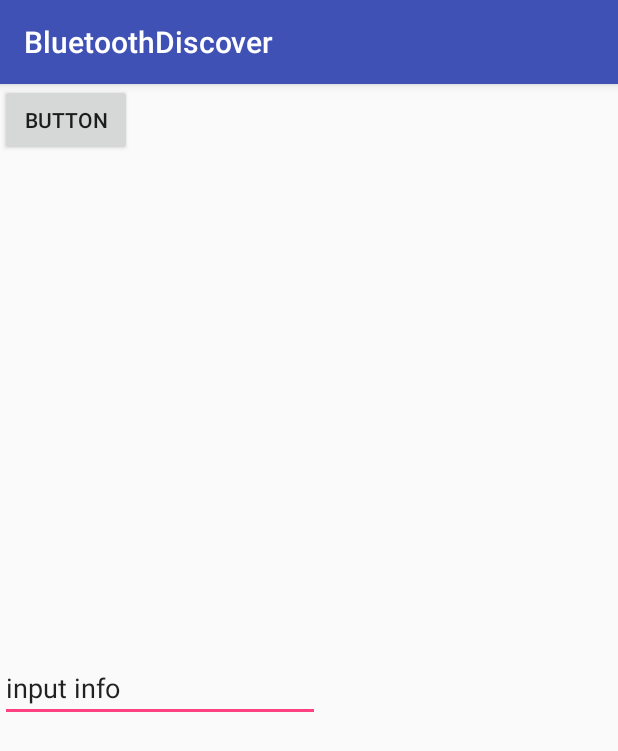
After one commit to sezakilab/Crowd-Detection, an Android app: the Report screen opened directly, with no data from a screen before it, on a phone screen of 412 x 824 dp. The commit adds this screen. Shown: the top 751 px of the screen. Run offline under Robolectric (Android 15) with nearby library versions, the phone set to English and light mode, and no system bars.

Commit message:
photo and user management

```diff
--- a/BluetoothDiscover/app/src/main/AndroidManifest.xml
+++ b/BluetoothDiscover/app/src/main/AndroidManifest.xml
@@ -12,6 +12,8 @@
     <uses-permission android:name="android.permission.CHANGE_WIFI_MULTICAST_STATE_STATE" />
     <uses-permission android:name="android.permission.INTERNET" />
 
+    <uses-permission android:name="android.permission.WRITE_EXTERNAL_STORAGE"/>
+
     <application
         android:allowBackup="true"
         android:icon="@mipmap/ic_launcher"
@@ -20,6 +22,7 @@
         android:supportsRtl="true"
         android:theme="@style/AppTheme"
         android:usesCleartextTraffic="true">
+        <activity android:name=".Report"></activity>
         <activity android:name=".MapBoxActivity" />
         <activity android:name=".Login">
             <intent-filter>
@@ -29,7 +32,7 @@
             </intent-filter>
         </activity>
         <activity android:name=".Register" />
-        <activity android:name=".Check"></activity>
+        <activity android:name=".Check" />
     </application>
 
 </manifest>
--- a/BluetoothDiscover/app/src/main/java/com/scw/bluetoothdiscover/HttpRequest.java
+++ b/BluetoothDiscover/app/src/main/java/com/scw/bluetoothdiscover/HttpRequest.java
@@ -14,7 +14,10 @@ import java.text.ParseException;
 import java.text.SimpleDateFormat;
 import java.util.Date;
 
+import okhttp3.Call;
+import okhttp3.Callback;
 import okhttp3.MediaType;
+import okhttp3.MultipartBody;
 import okhttp3.OkHttpClient;
 import okhttp3.Request;
 import okhttp3.RequestBody;
@@ -28,7 +31,7 @@ public class HttpRequest {
     OkHttpClient client;
     SimpleDateFormat simpleDateFormat = new SimpleDateFormat("yyyy-MM-dd HH:mm:ss");
     private Location userLocation;
-    String serverResponse = "";
+    static String serverResponse = "";
     String time = "2019-01-25 12:05:00";
 
     public HttpRequest(Context context, String url) {
@@ -80,8 +83,22 @@ public class HttpRequest {
 
 
         // Set HTTP
-
+        /*
+        Thread thread = new Thread(new Runnable() {
+            @Override
+            public void run() {
+                sendData("/post_data", JSON, jsonData);
+            }
+        });
+        thread.start();
+        try {
+            thread.join();
+        } catch (InterruptedException e) {
+            e.printStackTrace();
+        }
+        */
         return sendData("/post_data", JSON, jsonData);
+        //return serverResponse;
     }
 
     // Login
@@ -100,8 +117,21 @@ public class HttpRequest {
             Log.d("OKHTTP3", "JSON EXCEPTION");
             e.printStackTrace();
         }
-        sendData("/login", JSON, jsonData);
-        return serverResponse;
+
+        Thread thread = new Thread(new Runnable() {
+            @Override
+            public void run() {
+                sendData("/login", JSON, jsonData);
+            }
+        });
+        thread.start();
+        try {
+            thread.join();
+        } catch (InterruptedException e) {
+            e.printStackTrace();
+        }
+        //return serverResponse;
+        return sendData("/login", JSON, jsonData);
 
 
     }
@@ -110,7 +140,7 @@ public class HttpRequest {
     //  Register
     public String doPostRegister(String username, String password, String email) {
         // Perpare response checking
-        String serverResponse = "nothing";
+        //String serverResponse = "nothing";
 
         // Generate JSON
         MediaType JSON = MediaType.parse("application/json; charset=utf-8");
@@ -188,16 +218,63 @@ public class HttpRequest {
         }
         */
         // Test
+        /*
+        Thread thread = new Thread(new Runnable() {
+            @Override
+            public void run() {
+                sendData("/post_query", JSON, jsonData);
+            }
+        });
+        thread.start();
+        try {
+            thread.join();
+        } catch (InterruptedException e) {
+            e.printStackTrace();
+        }
+        */
+        //return serverResponse;
+        return sendData("/post_query", JSON, jsonData);
+        //return sendData("/post_query", JSON, jsonData);
+    }
 
-        return sendData("/post_query", JSON, jsonData);
+    void sendPhoto(byte[] photoArray, String message) {
+        RequestBody body = new MultipartBody.Builder().setType(MultipartBody.FORM)
+                //.addFormDataPart("photo", path.getName(),RequestBody.create(MediaType.parse("application/vnd.openxmlformats-officedocument.spreadsheetml.sheet"),path))
+                .addFormDataPart("photo", "photo.png", RequestBody.create(MediaType.parse("image/png"), photoArray))
+                .addFormDataPart("infomessage", message)
+                .build();
+
+        Request request = new Request.Builder()
+                .url(mUrl + "/post_photo")
+                .post(body)
+                .build();
+        Call call = client.newCall(request);
+        call.enqueue(new Callback() {
+            @Override
+            public void onFailure(Call call, IOException e) {
+                e.printStackTrace();
+            }
+
+            @Override
+            public void onResponse(Call call, Response response) throws IOException {
+                if (response.isSuccessful()) {
+                    serverResponse = response.body().string();
+                    System.out.println("Test response " + serverResponse);
+                } else {
+                    serverResponse = "Test web fail";
+                    System.out.println("Test web fail");
+                }
+            }
+        });
     }
 
     private String sendData(String urlGoal, MediaType JSON, JSONObject jsonData) {
-        RequestBody body = RequestBody.create(JSON, jsonData.toString());
+        //RequestBody body = RequestBody.create(JSON, jsonData.toString());
         Request request = new Request.Builder()
                 .url(mUrl + urlGoal)
-                .post(body)
+                .post(RequestBody.create(JSON, jsonData.toString()))
                 .build();
+
         try {
             //System.out.println("Test " + jsonData.toString());
             Response response = client.newCall(request).execute();
@@ -205,12 +282,33 @@ public class HttpRequest {
                 serverResponse = response.body().string();
                 System.out.println("Test response " + serverResponse);
             } else {
-                serverResponse="Test web fail";
+                serverResponse = "Test web fail";
                 System.out.println("Test web fail");
             }
         } catch (IOException e) {
             e.printStackTrace();
         }
+
+        /*
+        Call call = client.newCall(request);
+        call.enqueue(new Callback() {
+            @Override
+            public void onFailure(Call call, IOException e) {
+                e.printStackTrace();
+            }
+
+            @Override
+            public void onResponse(Call call, Response response) throws IOException {
+                if (response.isSuccessful()) {
+                    serverResponse = response.body().string();
+                    System.out.println("Test response " + serverResponse);
+                } else {
+                    serverResponse = "Test web fail";
+                    System.out.println("Test web fail");
+                }
+            }
+        });
+        */
         return serverResponse;
 
     }
--- /dev/null
+++ b/BluetoothDiscover/app/src/main/java/com/scw/bluetoothdiscover/Report.java
@@ -0,0 +1,74 @@
+package com.scw.bluetoothdiscover;
+
+import android.content.Intent;
+import android.graphics.Bitmap;
+import android.graphics.BitmapFactory;
+import android.net.Uri;
+import android.os.Build;
+import android.provider.MediaStore;
+import android.support.annotation.Nullable;
+import android.support.v4.content.FileProvider;
+import android.support.v7.app.AppCompatActivity;
+import android.os.Bundle;
+import android.view.View;
+import android.widget.Button;
+import android.widget.EditText;
+import android.widget.ImageView;
+
+import java.io.ByteArrayOutputStream;
+import java.io.File;
+import java.io.FileNotFoundException;
+import java.io.FileOutputStream;
+import java.io.IOException;
+
+public class Report extends AppCompatActivity {
+    private static String ipAddress;
+
+    private static final int TAKE_PHOTO = 1;
+    private ImageView picture;
+    private Uri ImageUri;
+    private Button takePhoto;
+    private EditText message;
+    HttpRequest httpRequest;
+
+
+    @Override
+    protected void onCreate(Bundle savedInstanceState) {
+        super.onCreate(savedInstanceState);
+        setContentView(R.layout.activity_report);
+        Intent intent = getIntent();
+
+        ipAddress = intent.getStringExtra("ipAddress");
+        httpRequest = new HttpRequest(this, ipAddress);
+        message = (EditText) findViewById(R.id.message);
+        picture = (ImageView) findViewById(R.id.picture);
+        takePhoto = (Button) findViewById(R.id.takephoto);
+        takePhoto.setOnClickListener(new View.OnClickListener() {
+            @Override
+            public void onClick(View v) {
+
+                //启动相机程序
+                Intent intent = new Intent(android.provider.MediaStore.ACTION_IMAGE_CAPTURE);
+                //intent.putExtra(MediaStore.EXTRA_OUTPUT, ImageUri);
+                //startActivityForResult(intent, TAKE_PHOTO);
+                startActivityForResult(intent, TAKE_PHOTO);
+            }
+        });
+
+
+    }
+
+    @Override
+    protected void onActivityResult(int requestCode, int resultCode, Intent data) {
+        if (requestCode == TAKE_PHOTO && resultCode == RESULT_OK) {
+            Bitmap photo = (Bitmap) data.getExtras().get("data");
+            picture.setImageBitmap(photo);
+            ByteArrayOutputStream out = new ByteArrayOutputStream();
+            photo.compress(Bitmap.CompressFormat.PNG, 100, out);
+            byte[] outArray = out.toByteArray();
+            httpRequest.sendPhoto(outArray, message.getText().toString());
+        }
+    }
+
+
+}
--- a/BluetoothDiscover/app/src/main/res/layout/activity_login.xml
+++ b/BluetoothDiscover/app/src/main/res/layout/activity_login.xml
@@ -116,7 +116,7 @@
         android:ems="10"
         android:hint="ip address"
         android:inputType="textPersonName"
-        android:text="http://192.168.0.10:5000"
+        android:text="http://192.168.0.7:5000"
         app:layout_constraintTop_toBottomOf="@+id/passwordInput"
         tools:layout_editor_absoluteX="12dp" />
 </android.support.constraint.ConstraintLayout>
--- /dev/null
+++ b/BluetoothDiscover/app/src/main/res/layout/activity_report.xml
@@ -0,0 +1,35 @@
+<?xml version="1.0" encoding="utf-8"?>
+<android.support.constraint.ConstraintLayout xmlns:android="http://schemas.android.com/apk/res/android"
+    xmlns:app="http://schemas.android.com/apk/res-auto"
+    xmlns:tools="http://schemas.android.com/tools"
+    android:layout_width="match_parent"
+    android:layout_height="match_parent"
+    tools:context=".Report">
+
+    <Button
+        android:id="@+id/takephoto"
+        android:layout_width="wrap_content"
+        android:layout_height="wrap_content"
+        android:text="Button"
+        tools:layout_editor_absoluteX="32dp"
+        tools:layout_editor_absoluteY="92dp" />
+
+    <ImageView
+        android:id="@+id/picture"
+        android:layout_width="142dp"
+        android:layout_height="228dp"
+        tools:layout_editor_absoluteX="196dp"
+        tools:layout_editor_absoluteY="83dp" />
+
+    <EditText
+        android:id="@+id/message"
+        android:layout_width="wrap_content"
+        android:layout_height="wrap_content"
+        android:layout_marginTop="332dp"
+        android:ems="10"
+        android:inputType="textPersonName"
+        android:text="input info"
+        app:layout_constraintTop_toBottomOf="@+id/takephoto"
+        tools:layout_editor_absoluteX="16dp" />
+
+</android.support.constraint.ConstraintLayout>
```
Also changed, not shown: BluetoothDiscover/app/src/main/java/com/scw/bluetoothdiscover/Login.java (+18 -1 lines), BluetoothDiscover/app/src/main/java/com/scw/bluetoothdiscover/MapBoxActivity.java (+21 -11 lines), BluetoothDiscover/app/src/main/res/layout/activity_map_box.xml (+12 -1 lines), 3 other files.
